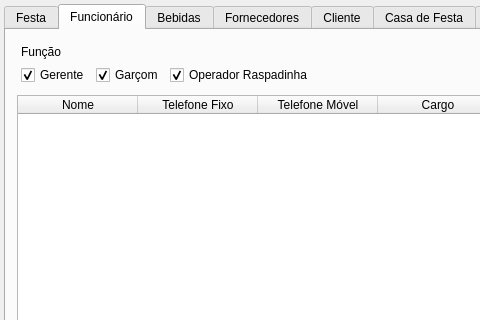
fvendrameto/Databases-Final-Project, file GUI/mainwindow.ui: the form before one commit; both pictures show x 0 to 480 and y 0 to 320 of the 894 by 480 pixel window.
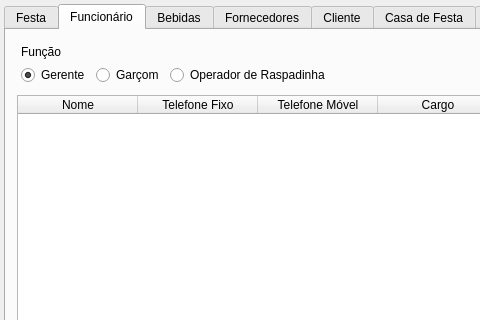
The form after the commit. The open tabs and pages were chosen to show the change.

Commit message: Add tables default

```diff
--- a/GUI/mainwindow.ui
+++ b/GUI/mainwindow.ui
@@ -220,6 +220,13 @@
            <property name="bottomMargin">
             <number>4</number>
            </property>
+           <item row="1" column="1">
+            <widget class="QRadioButton" name="garcom_radioButton">
+             <property name="text">
+              <string>Garçom</string>
+             </property>
+            </widget>
+           </item>
            <item row="0" column="0">
             <widget class="QLabel" name="label">
              <property name="text">
@@ -227,36 +234,6 @@
              </property>
             </widget>
            </item>
-           <item row="1" column="0">
-            <widget class="QCheckBox" name="gerente_check">
-             <property name="text">
-              <string>Gerente</string>
-             </property>
-             <property name="checked">
-              <bool>true</bool>
-             </property>
-            </widget>
-           </item>
-           <item row="1" column="1">
-            <widget class="QCheckBox" name="garcom_check">
-             <property name="text">
-              <string>Garçom</string>
-             </property>
-             <property name="checked">
-              <bool>true</bool>
-             </property>
-            </widget>
-           </item>
-           <item row="1" column="2">
-            <widget class="QCheckBox" name="operador_check">
-             <property name="text">
-              <string>Operador Raspadinha</string>
-             </property>
-             <property name="checked">
-              <bool>true</bool>
-             </property>
-            </widget>
-           </item>
            <item row="1" column="3">
             <spacer name="horizontalSpacer">
              <property name="orientation">
@@ -270,6 +247,23 @@
              </property>
             </spacer>
            </item>
+           <item row="1" column="0">
+            <widget class="QRadioButton" name="gerente_radioButton">
+             <property name="text">
+              <string>Gerente</string>
+             </property>
+             <property name="checked">
+              <bool>true</bool>
+             </property>
+            </widget>
+           </item>
+           <item row="1" column="2">
+            <widget class="QRadioButton" name="operador_radioButton">
+             <property name="text">
+              <string>Operador de Raspadinha</string>
+             </property>
+            </widget>
+           </item>
           </layout>
          </widget>
         </item>
```
Left out of the diff: 3 changed lines with no effect on the pictures. The commit also changes 2 other files.
